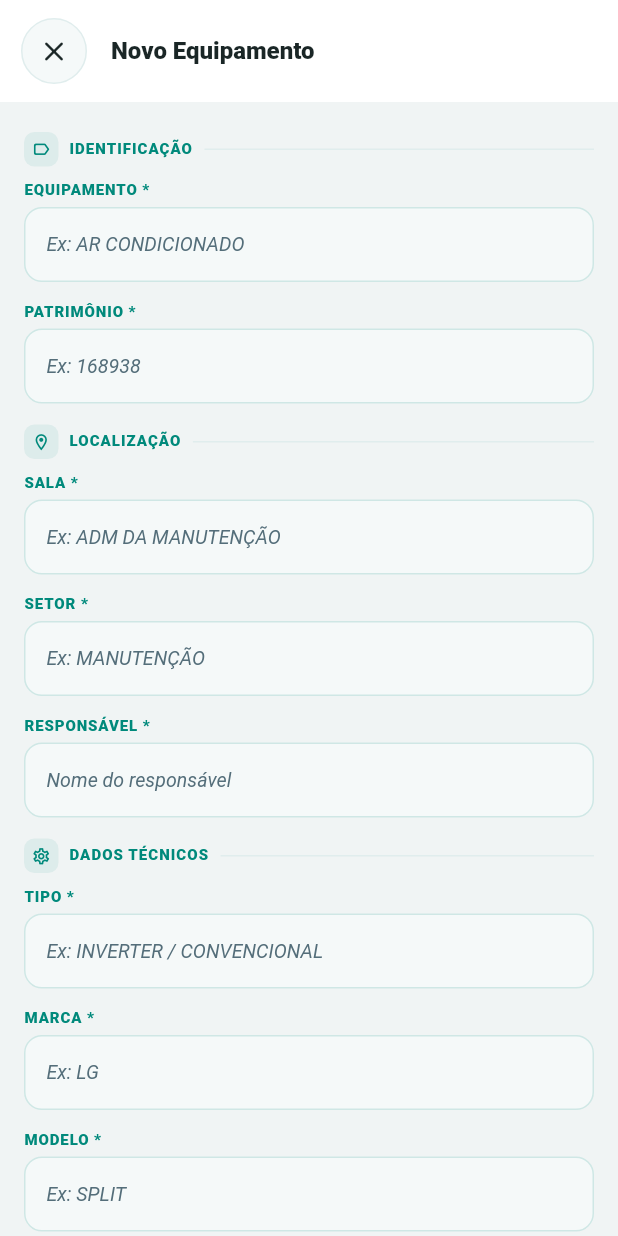
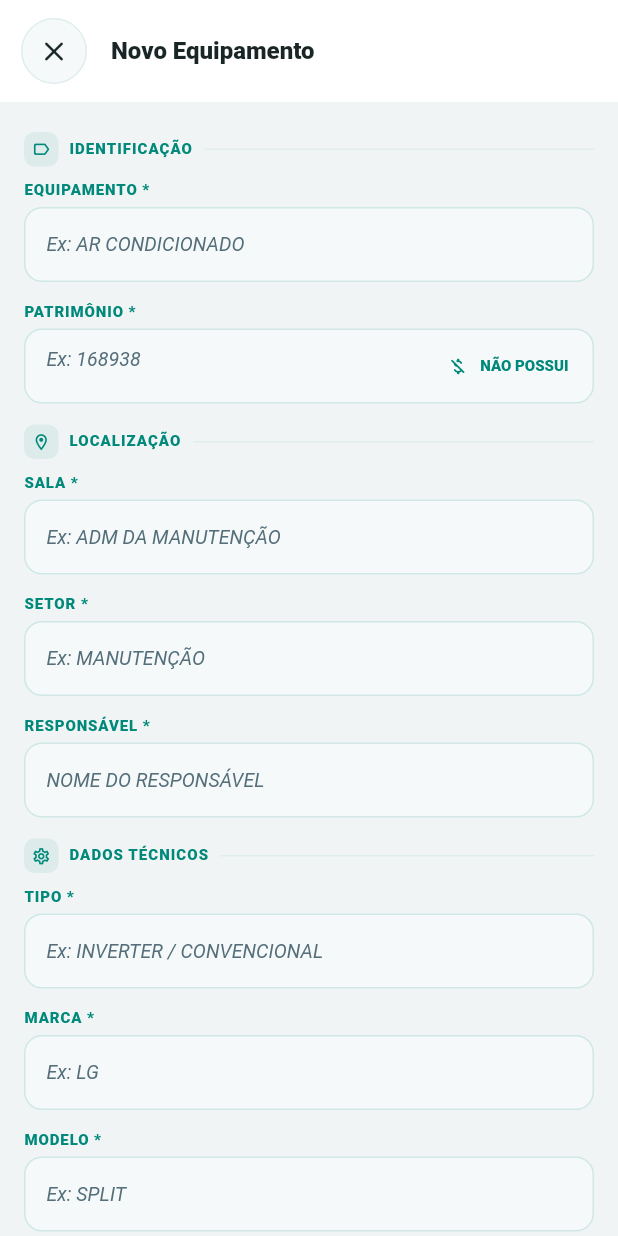
Before and after one commit to huagnerpires/hps_refri, a Flutter app: the EquipamentosEmpresaWidget screen opened directly with empty values, after a tap on the "add" icon, on a phone screen of 412 x 824 dp. Run offline on Flutter 3.47's test engine with Material 3 defaults, Android fonts, the phone set to English and light mode, and no system bars; our stand-ins replace auto_size_text, badges, cached_network_image, cloud_firestore, cloud_functions, dropdown_button2 and 25 more; missing offline and left inert: flutter_barcode_scanner, json_path, mime_type, onesignal_flutter, tutorial_coach_mark; accounts and stored records are empty; network calls fail; statements that could not run were skipped.

Commit message:
Updating to latest FlutterFlow output.

```diff
--- a/lib/custom_code/widgets/equipamentos_empresa_widget.dart
+++ b/lib/custom_code/widgets/equipamentos_empresa_widget.dart
@@ -1877,9 +1877,34 @@ $linhasTabela
                     'Identificação', Icons.label_outline_rounded, isDark),
                 _campo('Equipamento *', _nomeCtrl, surfBg, textMain, textSub,
                     hint: 'Ex: AR CONDICIONADO'),
+
+                // MUDANÇA: Adicionado o suffix para o campo Patrimônio
                 _campo(
                     'Patrimônio *', _patrimonioCtrl, surfBg, textMain, textSub,
-                    tipo: TextInputType.number, hint: 'Ex: 168938'),
+                    tipo: TextInputType.text, // Mudei para aceitar o texto
+                    hint: 'Ex: 168938',
+                    suffix: Padding(
+                      padding: const EdgeInsets.only(right: 8.0),
+                      child: TextButton.icon(
+                        style: TextButton.styleFrom(
+                          padding: const EdgeInsets.symmetric(horizontal: 8),
+                          minimumSize: Size.zero,
+                          tapTargetSize: MaterialTapTargetSize.shrinkWrap,
+                        ),
+                        onPressed: () {
+                          // A string já entra como exigido pelo input format
+                          _patrimonioCtrl.text = 'NÃO POSSUI PATRIMÔNIO';
+                        },
+                        icon: const Icon(Icons.money_off_csred_rounded,
+                            size: 14, color: _primary),
+                        label: const Text('NÃO POSSUI',
+                            style: TextStyle(
+                                fontSize: 10,
+                                fontWeight: FontWeight.w800,
+                                color: _primary)),
+                      ),
+                    )),
+
                 _sectionLabel(
                     'Localização', Icons.location_on_outlined, isDark),
                 _campo('Sala *', _salaCtrl, surfBg, textMain, textSub,
@@ -1888,7 +1913,7 @@ $linhasTabela
                     hint: 'Ex: MANUTENÇÃO'),
                 _campo('Responsável *', _responsavelCtrl, surfBg, textMain,
                     textSub,
-                    hint: 'Nome do responsável'),
+                    hint: 'NOME DO RESPONSÁVEL'),
                 _sectionLabel(
                     'Dados Técnicos', Icons.settings_outlined, isDark),
                 _campo('Tipo *', _tipoCtrl, surfBg, textMain, textSub,
@@ -1900,7 +1925,7 @@ $linhasTabela
                 _campo(
                     'BTUs/CAPACIDADE *', _btusCtrl, surfBg, textMain, textSub,
                     hint: 'Ex: 24K BTUS/LITROS'),
-                _campo('Fluido *', _fluidoCtrl, surfBg, textMain, textSub,
+                _campo('Fluido (GÁS) *', _fluidoCtrl, surfBg, textMain, textSub,
                     hint: 'Ex: R410A'),
                 _campo('Tensão *', _tensaoCtrl, surfBg, textMain, textSub,
                     hint: 'Ex: 220 V'),
@@ -2003,9 +2028,12 @@ $linhasTabela
     );
   }
 
+  // MUDANÇA: Adicionado Widget? suffix
   Widget _campo(String label, TextEditingController ctrl, Color surfBg,
       Color textMain, Color textSub,
-      {TextInputType tipo = TextInputType.text, String hint = ''}) {
+      {TextInputType tipo = TextInputType.text,
+      String hint = '',
+      Widget? suffix}) {
     return Column(
       crossAxisAlignment: CrossAxisAlignment.start,
       children: [
@@ -2036,6 +2064,7 @@ $linhasTabela
               contentPadding:
                   const EdgeInsets.symmetric(horizontal: 14, vertical: 12),
               border: InputBorder.none,
+              suffixIcon: suffix, // MUDANÇA: Adicionado aqui
             ),
           ),
         ),
--- a/lib/custom_code/widgets/tela_principal_widget.dart
+++ b/lib/custom_code/widgets/tela_principal_widget.dart
@@ -690,13 +690,14 @@ class _TelaPrincipalWidgetState extends State<TelaPrincipalWidget>
                 alignment: WrapAlignment.start,
                 crossAxisAlignment: WrapCrossAlignment.start,
                 children: [
-                  if (!isDesktop)
                   _menuCard(
                     icon: Icons.qr_code_scanner_rounded,
                     iconColor: const Color(0xFF4CAF50),
                     title: 'Hps code',
                     subtitle: 'Escaneie seu equipamento',
-                      animKey: 'containerOnPageLoadAnimation5',
+                    animKey: isDesktop
+                        ? 'containerOnPageLoadAnimation5'
+                        : 'containerOnPageLoadAnimation5',
                     onTap: () async {
                       _qrcode = await FlutterBarcodeScanner.scanBarcode(
                           '#C62828', 'Cancelar', true, ScanMode.BARCODE);
```
Lines whose indentation alone changed are shown as unchanged.
